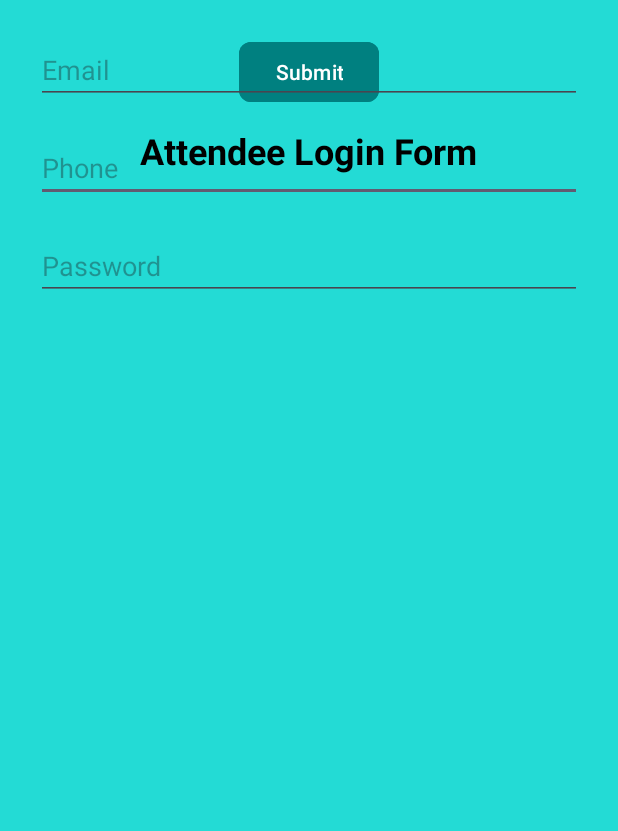
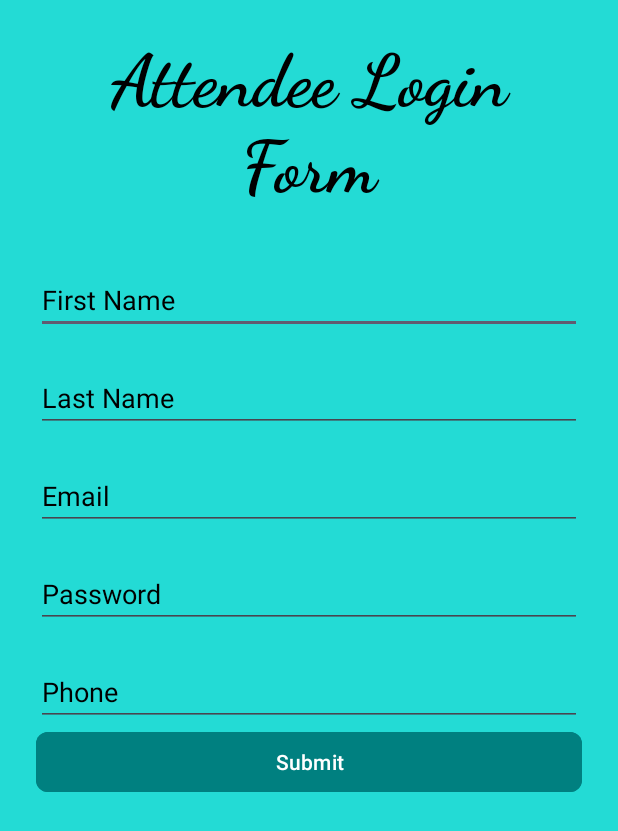
Before and after one commit to JadenF404/EAMS-Android-Project, an Android app: the layout attendee_login_form.xml on its own in the app's theme, with its tools: preview values and no code run, on a phone screen of 412 x 824 dp. Shown: the top 831 px of the screen. Run offline under Robolectric (Android 15) with nearby library versions, the phone set to English and light mode, and no system bars.

Commit message:
Fixed UI & Added Landing Page

```diff
--- a/Deliverable_1_SEG/app/src/main/AndroidManifest.xml
+++ b/Deliverable_1_SEG/app/src/main/AndroidManifest.xml
@@ -21,6 +21,8 @@
                 <category android:name="android.intent.category.LAUNCHER" />
             </intent-filter>
         </activity>
+        <activity android:name=".AttendeeLoginActivity" />
+
     </application>
 
 </manifest>
--- a/Deliverable_1_SEG/app/src/main/res/layout/attendee_login_form.xml
+++ b/Deliverable_1_SEG/app/src/main/res/layout/attendee_login_form.xml
@@ -10,80 +10,24 @@
     tools:context=".MainActivity">
 
     <!-- Header Text -->
-
-    <!-- First Name Input -->
-
-    <!-- Last Name Input -->
-
-    <!-- Email Input -->
-
-    <!-- Password Input -->
-
-    <!-- Phone Input -->
-
-    <!-- Submit Button -->
-
     <TextView
         android:id="@+id/textViewHeader"
-        android:layout_width="wrap_content"
+        android:layout_width="0dp"
         android:layout_height="wrap_content"
-        android:layout_marginTop="60dp"
+        android:layout_marginBottom="36dp"
+        android:fontFamily="cursive"
         android:gravity="center"
         android:text="Attendee Login Form"
         android:textColor="#000000"
-        android:textSize="24sp"
+        android:textSize="48sp"
         android:textStyle="bold"
-        app:layout_constraintEnd_toEndOf="parent"
-        app:layout_constraintHorizontal_bias="0.496"
-        app:layout_constraintStart_toStartOf="parent"
-        app:layout_constraintTop_toTopOf="parent" />
-
-    <com.google.android.material.button.MaterialButton
-        android:id="@+id/buttonSubmit"
-        android:layout_width="wrap_content"
-        android:layout_height="wrap_content"
-        android:backgroundTint="#008080"
-        android:text="Submit"
-        android:textColor="#FFFFFF"
-        app:cornerRadius="8dp"
+        app:layout_constraintBottom_toTopOf="@+id/editTextFirstName"
         app:layout_constraintEnd_toEndOf="parent"
         app:layout_constraintStart_toStartOf="parent"
-        tools:layout_editor_absoluteY="600dp" />
+        app:layout_constraintTop_toTopOf="parent"
+        tools:textSize="60sp" />
 
-    <com.google.android.material.textfield.TextInputEditText
-        android:id="@+id/editTextPhone"
-        android:layout_width="match_parent"
-        android:layout_height="wrap_content"
-        android:layout_marginTop="20dp"
-        android:hint="Phone"
-        android:inputType="phone"
-        android:textColor="#000000"
-        app:layout_constraintTop_toBottomOf="@+id/editTextEmail"
-        tools:layout_editor_absoluteX="24dp" />
-
-    <com.google.android.material.textfield.TextInputEditText
-        android:id="@+id/editTextPassword"
-        android:layout_width="match_parent"
-        android:layout_height="wrap_content"
-        android:layout_marginTop="20dp"
-        android:hint="Password"
-        android:inputType="textPassword"
-        android:textColor="#000000"
-        app:layout_constraintEnd_toEndOf="parent"
-        app:layout_constraintHorizontal_bias="0.0"
-        app:layout_constraintStart_toStartOf="parent"
-        app:layout_constraintTop_toBottomOf="@+id/editTextPhone" />
-
-    <com.google.android.material.textfield.TextInputEditText
-        android:id="@+id/editTextEmail"
-        android:layout_width="match_parent"
-        android:layout_height="wrap_content"
-        android:hint="Email"
-        android:inputType="textEmailAddress"
-        android:textColor="#000000"
-        tools:layout_editor_absoluteX="24dp"
-        tools:layout_editor_absoluteY="329dp" />
-
+    <!-- First Name Input -->
     <com.google.android.material.textfield.TextInputEditText
         android:id="@+id/editTextFirstName"
         android:layout_width="match_parent"
@@ -95,9 +39,9 @@
         android:textColorHint="#000000"
         app:layout_constraintBottom_toTopOf="@+id/editTextLastName"
         app:layout_constraintEnd_toEndOf="parent"
-        app:layout_constraintHorizontal_bias="0.0"
         app:layout_constraintStart_toStartOf="parent" />
 
+    <!-- Last Name Input -->
     <com.google.android.material.textfield.TextInputEditText
         android:id="@+id/editTextLastName"
         android:layout_width="match_parent"
@@ -106,7 +50,64 @@
         android:hint="Last Name"
         android:inputType="text"
         android:textColor="#000000"
+        android:textColorHint="#000000"
         app:layout_constraintBottom_toTopOf="@+id/editTextEmail"
-        tools:layout_editor_absoluteX="24dp" />
+        app:layout_constraintEnd_toEndOf="parent"
+        app:layout_constraintStart_toStartOf="parent" />
+
+    <!-- Email Input -->
+    <com.google.android.material.textfield.TextInputEditText
+        android:id="@+id/editTextEmail"
+        android:layout_width="match_parent"
+        android:layout_height="wrap_content"
+        android:layout_marginBottom="20dp"
+        android:hint="Email"
+        android:inputType="textEmailAddress"
+        android:textColor="#000000"
+        android:textColorHint="#000000"
+        app:layout_constraintBottom_toTopOf="@+id/editTextPassword"
+        app:layout_constraintEnd_toEndOf="parent"
+        app:layout_constraintStart_toStartOf="parent" />
+
+    <!-- Password Input -->
+    <com.google.android.material.textfield.TextInputEditText
+        android:id="@+id/editTextPassword"
+        android:layout_width="match_parent"
+        android:layout_height="wrap_content"
+        android:layout_marginBottom="20dp"
+        android:hint="Password"
+        android:inputType="textPassword"
+        android:textColor="#000000"
+        android:textColorHint="#000000"
+        app:layout_constraintBottom_toTopOf="@+id/editTextPhone"
+        app:layout_constraintEnd_toEndOf="parent"
+        app:layout_constraintStart_toStartOf="parent" />
+
+    <!-- Phone Input -->
+    <com.google.android.material.textfield.TextInputEditText
+        android:id="@+id/editTextPhone"
+        android:layout_width="match_parent"
+        android:layout_height="wrap_content"
+        android:layout_marginBottom="36dp"
+        android:hint="Phone"
+        android:inputType="phone"
+        android:textColor="#000000"
+        android:textColorHint="#000000"
+        app:layout_constraintBottom_toTopOf="@+id/buttonSubmit"
+        app:layout_constraintEnd_toEndOf="parent"
+        app:layout_constraintStart_toStartOf="parent" />
+
+    <!-- Submit Button -->
+    <com.google.android.material.button.MaterialButton
+        android:id="@+id/buttonSubmit"
+        android:layout_width="0dp"
+        android:layout_height="wrap_content"
+        android:backgroundTint="#008080"
+        android:text="Submit"
+        android:textColor="#FFFFFF"
+        app:cornerRadius="8dp"
+        app:layout_constraintEnd_toEndOf="parent"
+        app:layout_constraintStart_toStartOf="parent"
+        app:layout_constraintTop_toBottomOf="@+id/editTextPhone" />
 
 </androidx.constraintlayout.widget.ConstraintLayout>
```
Also changed, not shown: Deliverable_1_SEG/app/src/main/java/com/example/deliverable_1_seg/AttendeeLoginActivity.java (added, +12 -0 lines), Deliverable_1_SEG/app/src/main/java/com/example/deliverable_1_seg/MainActivity.java (+16 -0 lines), Deliverable_1_SEG/app/src/main/res/layout/activity_main.xml (+38 -4 lines), 1 other file.
